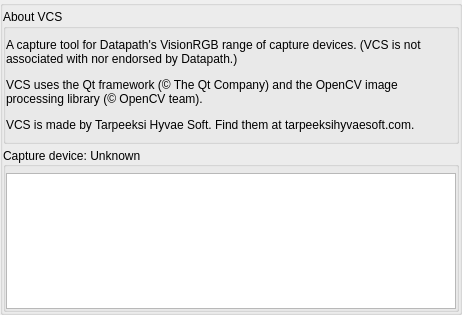
Before: the Qt Designer form src/display/qt/dialogs/ui/about_dialog.ui in mrehkopf/vcs, drawn with Qt 5.
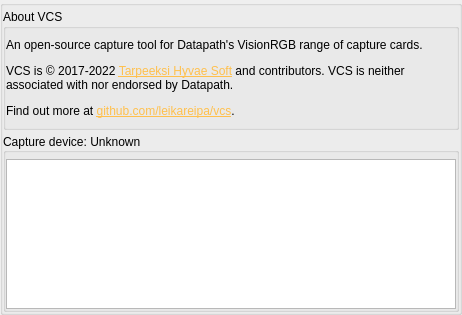
After: the same form once the commit is applied. Custom widgets are drawn as their Qt base class.

Commit message: gui/about-dialog: Tweak content and styling

What changed in the file:
```diff
--- a/src/display/qt/dialogs/ui/about_dialog.ui
+++ b/src/display/qt/dialogs/ui/about_dialog.ui
@@ -42,8 +42,8 @@
        <rect>
         <x>0</x>
         <y>0</y>
-        <width>448</width>
-        <height>346</height>
+        <width>462</width>
+        <height>315</height>
        </rect>
       </property>
       <layout class="QVBoxLayout" name="verticalLayout_4">
@@ -146,7 +146,7 @@
                    </sizepolicy>
                   </property>
                   <property name="text">
-                   <string>&lt;html&gt;&lt;head/&gt;&lt;body&gt;&lt;p&gt;A capture tool for Datapath's VisionRGB range of capture devices. (VCS is not associated with nor endorsed by Datapath.)&lt;/p&gt;&lt;p&gt;VCS uses the Qt framework (© The Qt Company) and the OpenCV image processing library (© OpenCV team).&lt;/p&gt;&lt;p&gt;VCS is made by Tarpeeksi Hyvae Soft. Find them at tarpeeksihyvaesoft.com.&lt;/p&gt;&lt;/body&gt;&lt;/html&gt;</string>
+                   <string>&lt;html&gt;&lt;head/&gt;&lt;body&gt;&lt;p&gt;An open-source capture tool for Datapath's VisionRGB range of capture cards.&lt;/p&gt;&lt;p&gt;VCS is © 2017-2022 &lt;a style=&quot;color: #ffc04d;&quot;  href=&quot;https://www.tarpeeksihyvaesoft.com&quot;&gt;Tarpeeksi Hyvae Soft&lt;/a&gt; and contributors. VCS is neither associated with nor endorsed by Datapath.&lt;/p&gt;&lt;p&gt;Find out more at &lt;a style=&quot;color: #ffc04d;&quot; href=&quot;https://github.com/leikareipa/vcs&quot;&gt;github.com/leikareipa/vcs&lt;/a&gt;.&lt;/p&gt;&lt;/body&gt;&lt;/html&gt;</string>
                   </property>
                   <property name="alignment">
                    <set>Qt::AlignLeading|Qt::AlignLeft|Qt::AlignVCenter</set>
```
Left out of the diff: 3 changed lines with no effect on the pictures.
